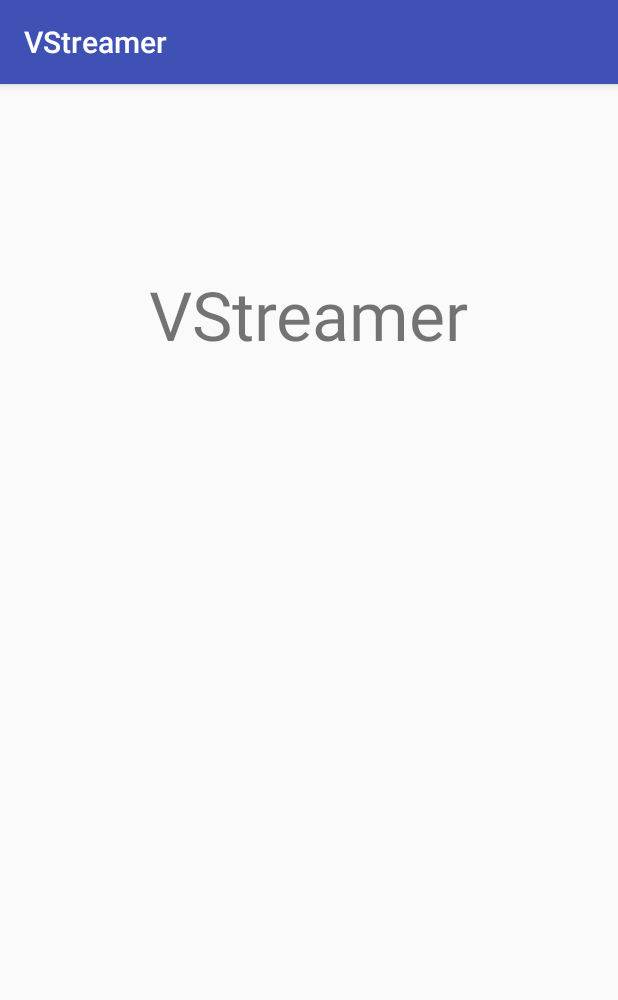
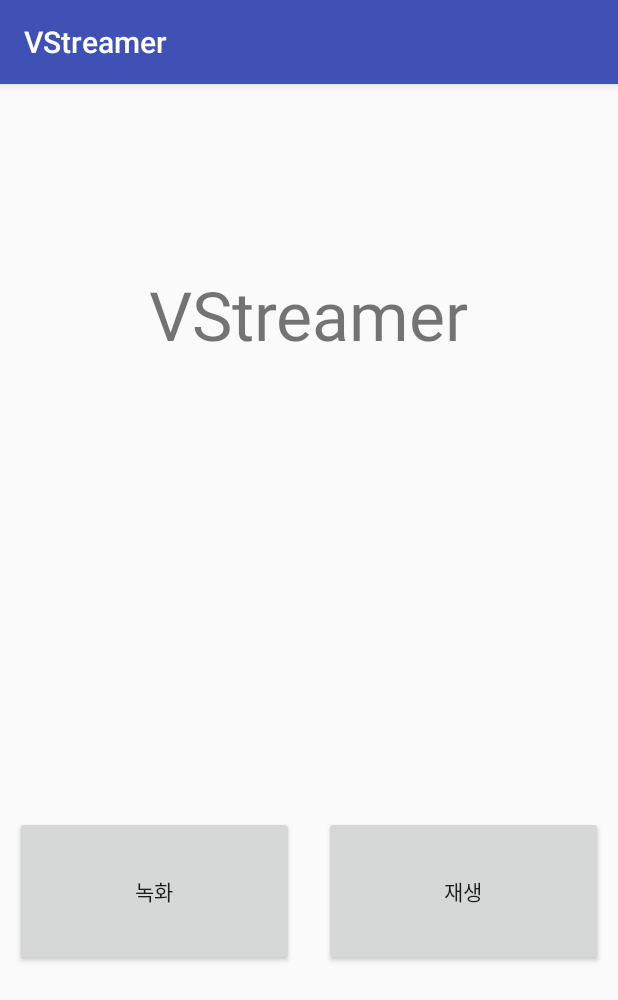
Before and after one commit to kyoungm88/VStreamer, an Android app: the screen it shows after launch (CameraMediaActivity), on a phone screen of 412 x 824 dp. Shown: the top 1000 px of the screen. Run offline under Robolectric (Android 15) with nearby library versions, the phone set to English and light mode, and no system bars; 2 statements that could not run were skipped.

```diff
--- a/app/src/main/java/com/neighbor/vstreamer/CameraMediaActivity.kt
+++ b/app/src/main/java/com/neighbor/vstreamer/CameraMediaActivity.kt
@@ -61,9 +61,9 @@ class CameraMediaActivity : AppCompatActivity() {
             startActivity(getIntent(RecordActivity::class.java))
         })
 
-//        play_button.setOnClickListener({
-//            startActivity(getIntent(PlayActivity::class.java))
-//        })
+        play_button.setOnClickListener({
+            startActivity(getIntent(PlayActivity::class.java))
+        })
     }
 
     private fun getIntent(cls: Class<*>): Intent {
--- a/app/src/main/res/layout/activity_camera_media.xml
+++ b/app/src/main/res/layout/activity_camera_media.xml
@@ -32,11 +32,11 @@
         android:layout_margin="10dp"
         app:layout_constraintTop_toBottomOf="@id/guideline1"
         app:layout_constraintLeft_toLeftOf="parent"
-        app:layout_constraintRight_toLeftOf="parent"
+        app:layout_constraintRight_toLeftOf="@id/play_button"
         app:layout_constraintBottom_toBottomOf="parent"/>
 
 
-<!--    <Button
+    <Button
         android:id="@+id/play_button"
         android:layout_width="0dp"
         android:layout_height="100dp"
@@ -45,5 +45,5 @@
         app:layout_constraintTop_toBottomOf="@id/guideline1"
         app:layout_constraintLeft_toRightOf="@id/record_button"
         app:layout_constraintRight_toRightOf="parent"
-        app:layout_constraintBottom_toBottomOf="parent" />-->
+        app:layout_constraintBottom_toBottomOf="parent" />
 </android.support.constraint.ConstraintLayout>
```
